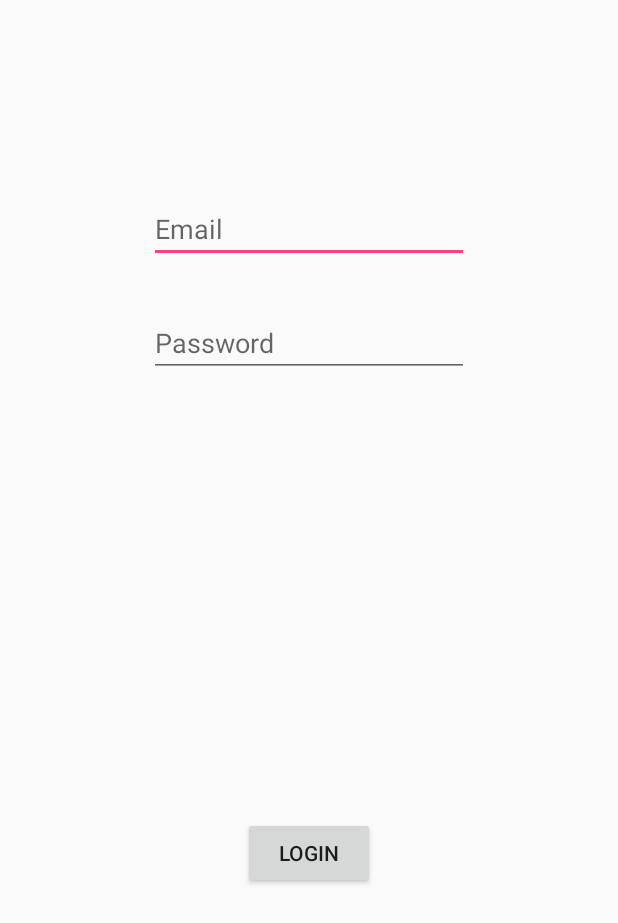
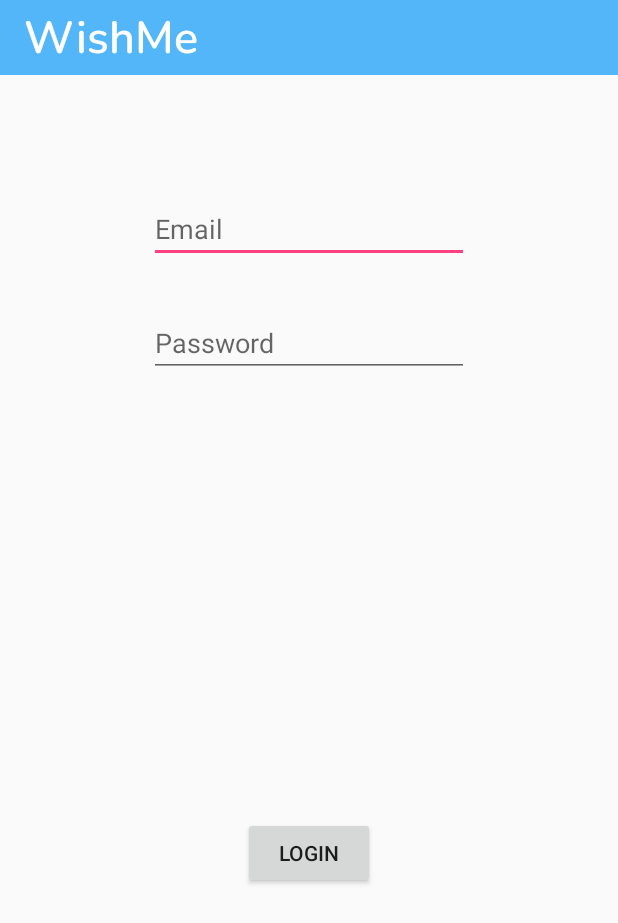
Before and after one commit to Yuki44/WishMe_AndroidApp, an Android app: the screen it shows after launch (MainActivity), on a phone screen of 412 x 824 dp. Shown: the top 923 px of the screen. Run offline under Robolectric (Android 15) with nearby library versions, the light colour scheme and no system bars; our stand-ins replace Firebase (no records; nobody signed in at launch, a user with empty details on screens opened directly).

Commit message:
small update to login ui

```diff
--- a/app/src/main/res/layout/fragment_login.xml
+++ b/app/src/main/res/layout/fragment_login.xml
@@ -5,10 +5,23 @@
     android:layout_width="match_parent"
     android:layout_height="match_parent">
 
+
     <RelativeLayout
         android:layout_width="match_parent"
         android:layout_height="match_parent">
 
+        <RelativeLayout
+            android:layout_width="wrap_content"
+            android:layout_height="wrap_content">
+
+            <include layout="@layout/snippet_home"></include>
+        </RelativeLayout>
+    </RelativeLayout>
+
+
+    <RelativeLayout
+        android:layout_width="match_parent"
+        android:layout_height="match_parent">
 
         <EditText
             android:id="@+id/emailET"
@@ -17,9 +30,9 @@
             android:layout_alignParentTop="true"
             android:layout_centerHorizontal="true"
             android:layout_marginTop="130dp"
-
             android:ems="10"
             android:hint="Email"
+            android:imeOptions="actionDone"
             android:inputType="textEmailAddress" />
 
         <EditText
@@ -31,6 +44,7 @@
             android:layout_marginTop="206dp"
             android:ems="10"
             android:hint="Password"
+            android:imeOptions="actionDone"
             android:inputType="textPassword" />
 
         <Button
```
